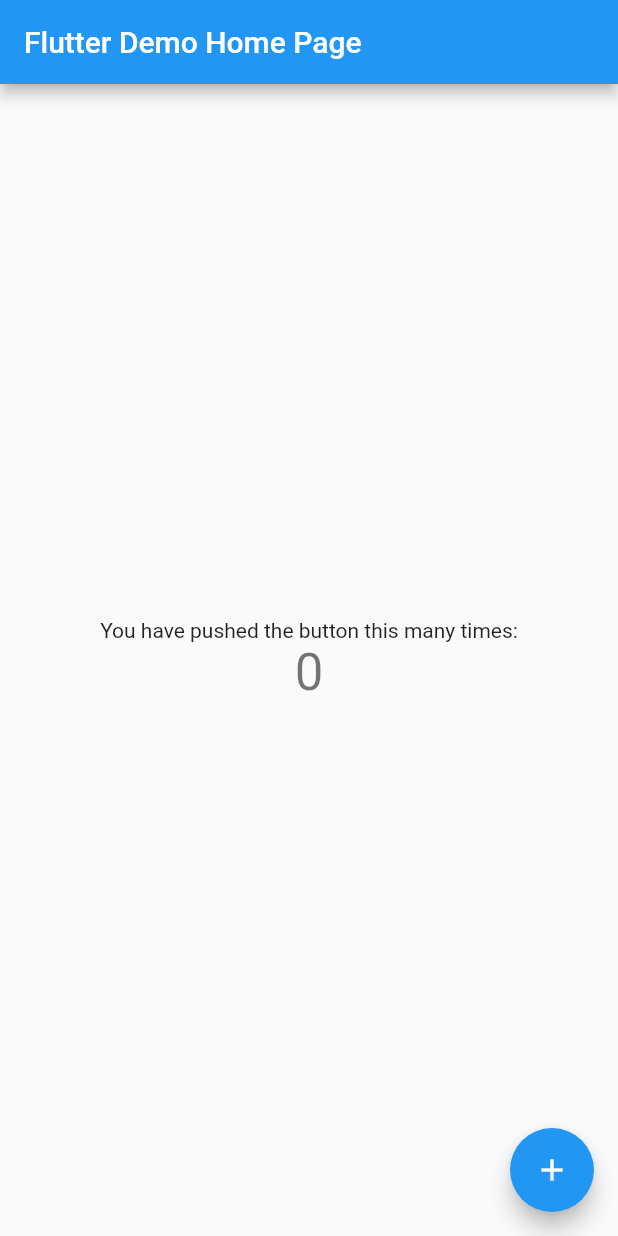
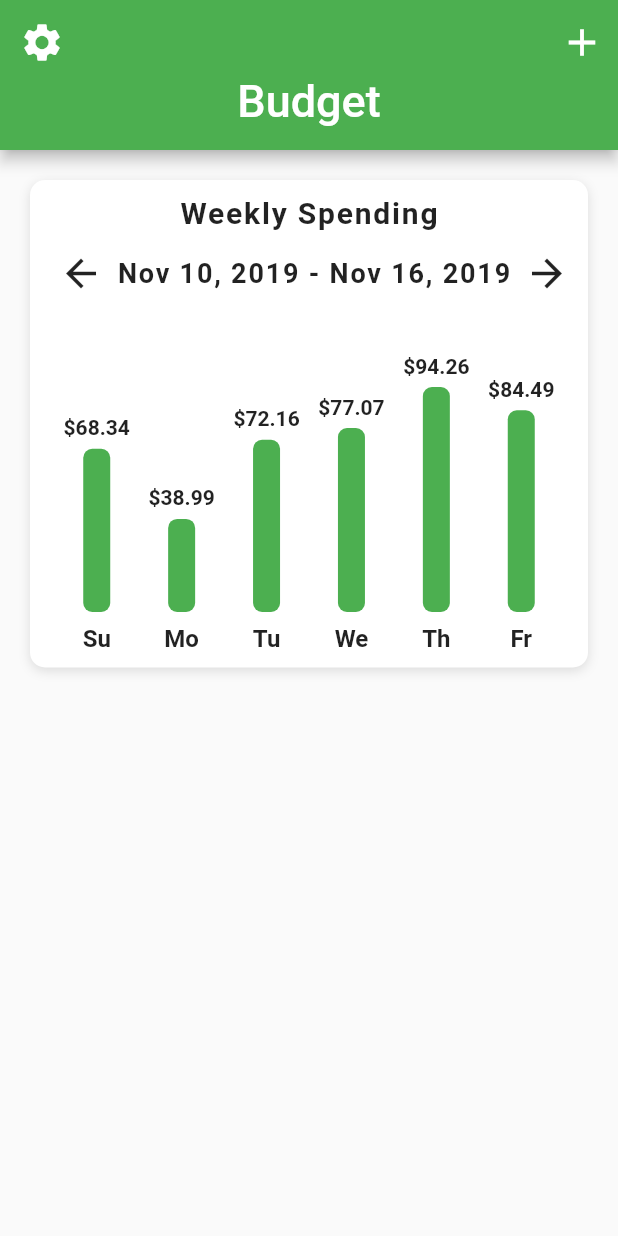
Before and after one commit to ovansa/budget_ui, a Flutter app: the screen it shows after launch, on a phone screen of 412 x 824 dp. Run offline on Flutter 3.47's test engine with Material 2 defaults, Android fonts, the phone set to English and light mode, and no system bars.

Commit message:
Added Bar Chart design

```diff
--- a/lib/main.dart
+++ b/lib/main.dart
@@ -1,3 +1,4 @@
+import 'package:budget_ui/screens/home_screen.dart';
 import 'package:flutter/material.dart';
 
 void main() {
@@ -5,113 +6,16 @@ void main() {
 }
 
 class MyApp extends StatelessWidget {
-  // This widget is the root of your application.
   @override
   Widget build(BuildContext context) {
     return MaterialApp(
-      title: 'Flutter Demo',
+      debugShowCheckedModeBanner: false,
+      title: 'Budget UI',
       theme: ThemeData(
-        // This is the theme of your application.
-        //
-        // Try running your application with "flutter run". You'll see the
-        // application has a blue toolbar. Then, without quitting the app, try
-        // changing the primarySwatch below to Colors.green and then invoke
-        // "hot reload" (press "r" in the console where you ran "flutter run",
-        // or simply save your changes to "hot reload" in a Flutter IDE).
-        // Notice that the counter didn't reset back to zero; the application
-        // is not restarted.
-        primarySwatch: Colors.blue,
-        // This makes the visual density adapt to the platform that you run
-        // the app on. For desktop platforms, the controls will be smaller and
-        // closer together (more dense) than on mobile platforms.
+        primarySwatch: Colors.green,
         visualDensity: VisualDensity.adaptivePlatformDensity,
       ),
-      home: MyHomePage(title: 'Flutter Demo Home Page'),
+      home: HomeScreen(),
     );
   }
 }
-
-class MyHomePage extends StatefulWidget {
-  MyHomePage({Key key, this.title}) : super(key: key);
-
-  // This widget is the home page of your application. It is stateful, meaning
-  // that it has a State object (defined below) that contains fields that affect
-  // how it looks.
-
-  // This class is the configuration for the state. It holds the values (in this
-  // case the title) provided by the parent (in this case the App widget) and
-  // used by the build method of the State. Fields in a Widget subclass are
-  // always marked "final".
-
-  final String title;
-
-  @override
-  _MyHomePageState createState() => _MyHomePageState();
-}
-
-class _MyHomePageState extends State<MyHomePage> {
-  int _counter = 0;
-
-  void _incrementCounter() {
-    setState(() {
-      // This call to setState tells the Flutter framework that something has
-      // changed in this State, which causes it to rerun the build method below
-      // so that the display can reflect the updated values. If we changed
-      // _counter without calling setState(), then the build method would not be
-      // called again, and so nothing would appear to happen.
-      _counter++;
-    });
-  }
-
-  @override
-  Widget build(BuildContext context) {
-    // This method is rerun every time setState is called, for instance as done
-    // by the _incrementCounter method above.
-    //
-    // The Flutter framework has been optimized to make rerunning build methods
-    // fast, so that you can just rebuild anything that needs updating rather
-    // than having to individually change instances of widgets.
-    return Scaffold(
-      appBar: AppBar(
-        // Here we take the value from the MyHomePage object that was created by
-        // the App.build method, and use it to set our appbar title.
-        title: Text(widget.title),
-      ),
-      body: Center(
-        // Center is a layout widget. It takes a single child and positions it
-        // in the middle of the parent.
-        child: Column(
-          // Column is also a layout widget. It takes a list of children and
-          // arranges them vertically. By default, it sizes itself to fit its
-          // children horizontally, and tries to be as tall as its parent.
-          //
-          // Invoke "debug painting" (press "p" in the console, choose the
-          // "Toggle Debug Paint" action from the Flutter Inspector in Android
-          // Studio, or the "Toggle Debug Paint" command in Visual Studio Code)
-          // to see the wireframe for each widget.
-          //
-          // Column has various properties to control how it sizes itself and
-          // how it positions its children. Here we use mainAxisAlignment to
-          // center the children vertically; the main axis here is the vertical
-          // axis because Columns are vertical (the cross axis would be
-          // horizontal).
-          mainAxisAlignment: MainAxisAlignment.center,
-          children: <Widget>[
-            Text(
-              'You have pushed the button this many times:',
-            ),
-            Text(
-              '$_counter',
-              style: Theme.of(context).textTheme.headline4,
-            ),
-          ],
-        ),
-      ),
-      floatingActionButton: FloatingActionButton(
-        onPressed: _incrementCounter,
-        tooltip: 'Increment',
-        child: Icon(Icons.add),
-      ), // This trailing comma makes auto-formatting nicer for build methods.
-    );
-  }
-}
--- /dev/null
+++ b/lib/screens/home_screen.dart
@@ -0,0 +1,62 @@
+import 'package:budget_ui/data/data.dart';
+import 'package:budget_ui/models/category_model.dart';
+import 'package:budget_ui/widgets/bar_chart.dart';
+import 'package:flutter/material.dart';
+
+class HomeScreen extends StatefulWidget {
+  @override
+  _HomeScreenState createState() => _HomeScreenState();
+}
+
+class _HomeScreenState extends State<HomeScreen> {
+  @override
+  Widget build(BuildContext context) {
+    return Scaffold(
+      body: CustomScrollView(
+        slivers: <Widget>[
+          SliverAppBar(
+            forceElevated: true,
+            floating: true,
+            pinned: true,
+            expandedHeight: 100.0,
+            leading: IconButton(
+                iconSize: 30.0, icon: Icon(Icons.settings), onPressed: () {}),
+            flexibleSpace: FlexibleSpaceBar(
+              centerTitle: true,
+              title: Text("Budget"),
+            ),
+            actions: <Widget>[
+              IconButton(
+                icon: Icon(Icons.add),
+                iconSize: 30.0,
+                onPressed: (){},
+              )
+            ],
+          ),
+          SliverList(delegate: SliverChildBuilderDelegate(
+                  (context, index) {
+                    if(index == 0) {
+                      return Container(
+                        margin: EdgeInsets.fromLTRB(20.0, 20.0, 20.0, 10.0),
+                        decoration: BoxDecoration(
+                            color: Colors.white,
+                            boxShadow: [BoxShadow(color: Colors.black12,
+                                offset: Offset(0, 2),
+                                blurRadius: 6.0)
+                            ],
+                            borderRadius: BorderRadius.circular(10.0)
+                        ),
+                        child: BarChart(expenses: weeklySpending),
+                      );
+                    } else {
+                      final Category category = categories[index - 1];
+                      return Container();
+                    }
+          },
+            childCount: 1 + categories.length,
+          ))
+        ],
+      ),
+    );
+  }
+}
--- /dev/null
+++ b/lib/widgets/bar_chart.dart
@@ -0,0 +1,84 @@
+import 'package:flutter/material.dart';
+
+class BarChart extends StatelessWidget {
+  final List<double> expenses;
+
+  const BarChart({Key key, this.expenses}) : super(key: key);
+
+  @override
+  Widget build(BuildContext context) {
+    double mostExpensive = 0;
+    expenses.forEach((double price) {
+      if (price > mostExpensive) {
+        mostExpensive = price;
+      }
+    });
+
+    return Padding(
+      padding: const EdgeInsets.all(10.0),
+      child: Column(
+        children: <Widget>[
+          Text("Weekly Spending", style: TextStyle(fontSize: 20.0, fontWeight: FontWeight.bold, letterSpacing: 1.2),),
+          SizedBox(height: 5.0,),
+          Row(
+            mainAxisAlignment: MainAxisAlignment.spaceAround,
+            children: <Widget>[
+              IconButton(icon: Icon(Icons.arrow_back), onPressed: (){}, iconSize: 30.0,),
+              Text("Nov 10, 2019 - Nov 16, 2019", style: TextStyle(fontSize: 18.0, fontWeight: FontWeight.w600, letterSpacing: 1.2),),
+              IconButton(icon: Icon(Icons.arrow_forward), onPressed: (){}, iconSize: 30.0,)
+            ],
+
+          ),
+          SizedBox(height: 30.0,),
+          Row(
+            mainAxisAlignment: MainAxisAlignment.spaceEvenly,
+            crossAxisAlignment: CrossAxisAlignment.end,
+            children: <Widget>[
+              Bar(label: 'Su', amountSpent: expenses[0], mostExpensive: mostExpensive,),
+              Bar(label: 'Mo', amountSpent: expenses[1], mostExpensive: mostExpensive,),
+              Bar(label: 'Tu', amountSpent: expenses[2], mostExpensive: mostExpensive,),
+              Bar(label: 'We', amountSpent: expenses[3], mostExpensive: mostExpensive,),
+              Bar(label: 'Th', amountSpent: expenses[4], mostExpensive: mostExpensive,),
+              Bar(label: 'Fr', amountSpent: expenses[5], mostExpensive: mostExpensive,),
+            ],
+          )
+        ],
+      ),
+    );
+  }
+}
+
+class Bar extends StatelessWidget {
+  final String label;
+  final double amountSpent;
+  final double mostExpensive;
+
+  final double _maxBarHeight = 150.0;
+
+  const Bar({Key key, this.label, this.amountSpent, this.mostExpensive}) : super(key: key);
+  @override
+  Widget build(BuildContext context) {
+    final barHeight = amountSpent / mostExpensive * _maxBarHeight;
+    return Column(
+      children: <Widget>[
+        Text('\$${amountSpent.toStringAsFixed(2)}', style: TextStyle(
+          fontWeight: FontWeight.w600
+        ),),
+        SizedBox(height: 6.0,),
+        Container(
+          height: barHeight,
+          width: 18.0,
+          decoration: BoxDecoration(
+            color: Theme.of(context).primaryColor,
+            borderRadius: BorderRadius.circular(6.0)
+          ),
+        ),
+        SizedBox(height: 8.0,),
+        Text(label, style: TextStyle(
+            fontWeight: FontWeight.w600,
+          fontSize: 16.0
+        ),)
+      ],
+    );
+  }
+}
```
